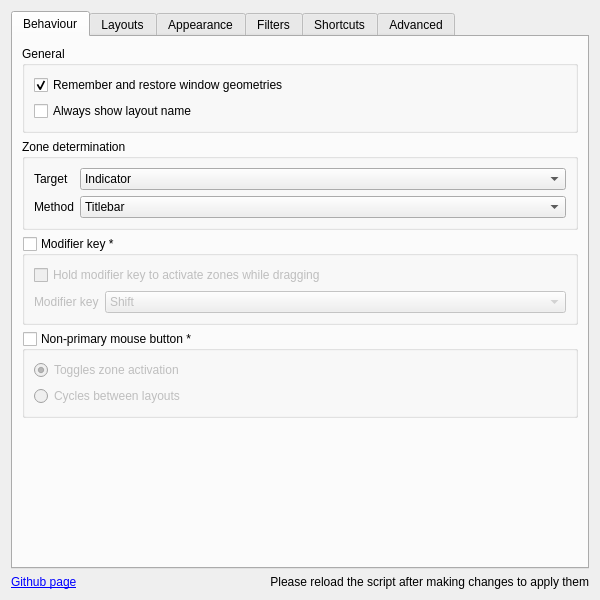
This is contents/ui/config.ui in gerritdevriese/kzones as Qt 5 draws it before an edit. The edited form follows.
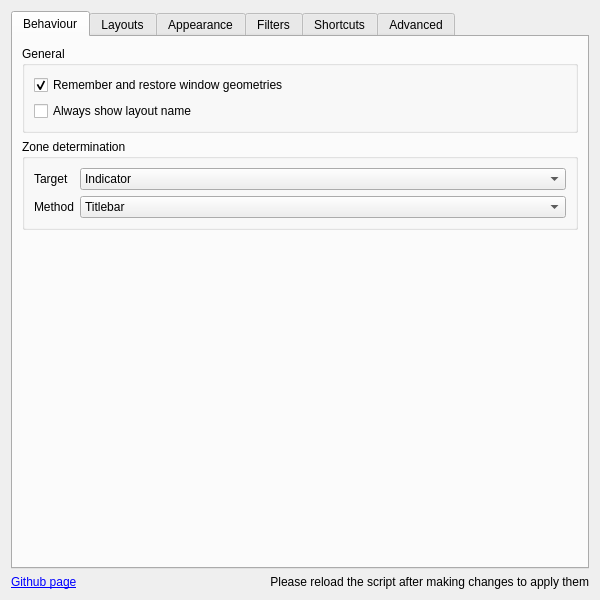
This is the edited form. Icons and pictures are not drawn. Custom widgets are drawn as their Qt base class.

Commit message: remove modifiers for wayland compatibility

```diff
--- a/contents/ui/config.ui
+++ b/contents/ui/config.ui
@@ -171,128 +171,6 @@
          </layout>
         </widget>
        </item>
-       <item>
-        <widget class="QGroupBox" name="kcfg_modifierEnabled">
-         <property name="title">
-          <string>Modifier key *</string>
-         </property>
-         <property name="flat">
-          <bool>false</bool>
-         </property>
-         <property name="checkable">
-          <bool>true</bool>
-         </property>
-         <property name="checked">
-          <bool>false</bool>
-         </property>
-         <layout class="QVBoxLayout" name="verticalLayout_12">
-          <item>
-           <widget class="QCheckBox" name="kcfg_invertedMode">
-            <property name="text">
-             <string>Hold modifier key to activate zones while dragging</string>
-            </property>
-           </widget>
-          </item>
-          <item>
-           <layout class="QFormLayout" name="formLayout_4">
-            <item row="0" column="0">
-             <widget class="QLabel" name="label_27">
-              <property name="text">
-               <string>Modifier key</string>
-              </property>
-             </widget>
-            </item>
-            <item row="0" column="1">
-             <widget class="QComboBox" name="kcfg_modifierKey">
-              <property name="sizePolicy">
-               <sizepolicy hsizetype="Minimum" vsizetype="Fixed">
-                <horstretch>0</horstretch>
-                <verstretch>0</verstretch>
-               </sizepolicy>
-              </property>
-              <property name="minimumSize">
-               <size>
-                <width>100</width>
-                <height>0</height>
-               </size>
-              </property>
-              <property name="currentIndex">
-               <number>5</number>
-              </property>
-              <item>
-               <property name="text">
-                <string>Alt</string>
-               </property>
-              </item>
-              <item>
-               <property name="text">
-                <string>AltGr</string>
-               </property>
-              </item>
-              <item>
-               <property name="text">
-                <string>Ctrl</string>
-               </property>
-              </item>
-              <item>
-               <property name="text">
-                <string>Hyper</string>
-               </property>
-              </item>
-              <item>
-               <property name="text">
-                <string>Meta</string>
-               </property>
-              </item>
-              <item>
-               <property name="text">
-                <string>Shift</string>
-               </property>
-              </item>
-              <item>
-               <property name="text">
-                <string>Super</string>
-               </property>
-              </item>
-             </widget>
-            </item>
-           </layout>
-          </item>
-         </layout>
-        </widget>
-       </item>
-       <item>
-        <widget class="QGroupBox" name="kcfg_npmbEnabled">
-         <property name="title">
-          <string>Non-primary mouse button *</string>
-         </property>
-         <property name="checkable">
-          <bool>true</bool>
-         </property>
-         <property name="checked">
-          <bool>false</bool>
-         </property>
-         <layout class="QVBoxLayout" name="verticalLayout_13">
-          <item>
-           <widget class="QRadioButton" name="kcfg_npmbToggle">
-            <property name="text">
-             <string>Toggles zone activation</string>
-            </property>
-            <property name="checked">
-             <bool>true</bool>
-            </property>
-           </widget>
-          </item>
-          <item>
-           <widget class="QRadioButton" name="kcfg_npmbCycle">
-            <property name="text">
-             <string>Cycles between layouts</string>
-            </property>
-           </widget>
-          </item>
-         </layout>
-        </widget>
-       </item>
        <item>
         <spacer name="verticalSpacer_3">
          <property name="orientation">
```
Left out of the diff: 2 changed lines with no effect on the pictures. The commit also changes 3 other files.
